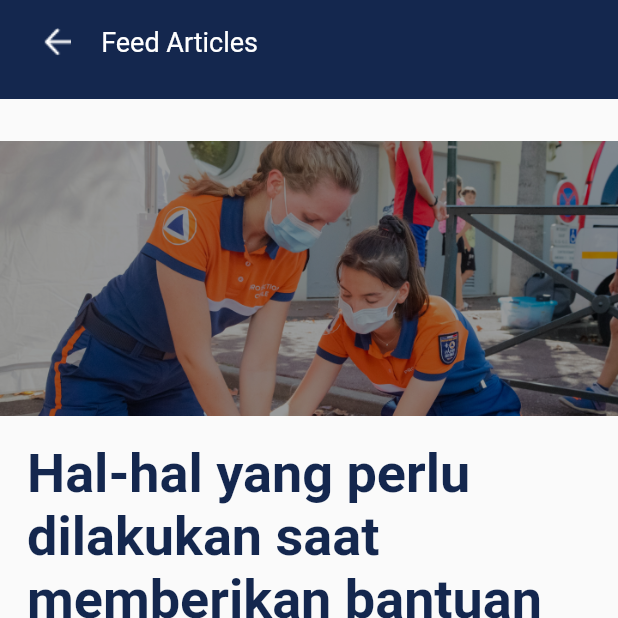
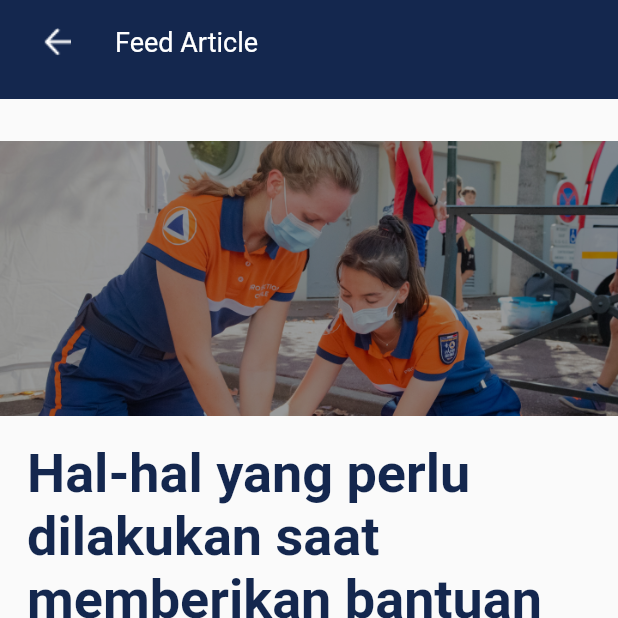
Before and after one commit to bantuone/bantuone, a Flutter app: the ContentArticleView screen opened directly, on a phone screen of 412 x 824 dp, the top half of it. Run offline on Flutter 3.47's test engine with Material 2 defaults, Android fonts, the light colour scheme and no system bars; our stand-ins replace carousel_slider, firebase_auth, firebase_core, flutter_screenutil, google_sign_in; missing offline and left inert: dart:ffi; accounts and stored records are empty.

Commit message:
update commit new

```diff
--- a/lib/core/widgets/articlebar.widget.dart
+++ b/lib/core/widgets/articlebar.widget.dart
@@ -33,7 +33,7 @@ class CustomArticleBar extends StatelessWidget implements PreferredSizeWidget {
                   Container(
                     margin: EdgeInsets.only(right: 230),
                     child: Text(
-                      "Feed Articles",
+                      "Feed Article",
                       style: const TextStyle(fontSize: 18, color: white),
                     ),
                   )
```
